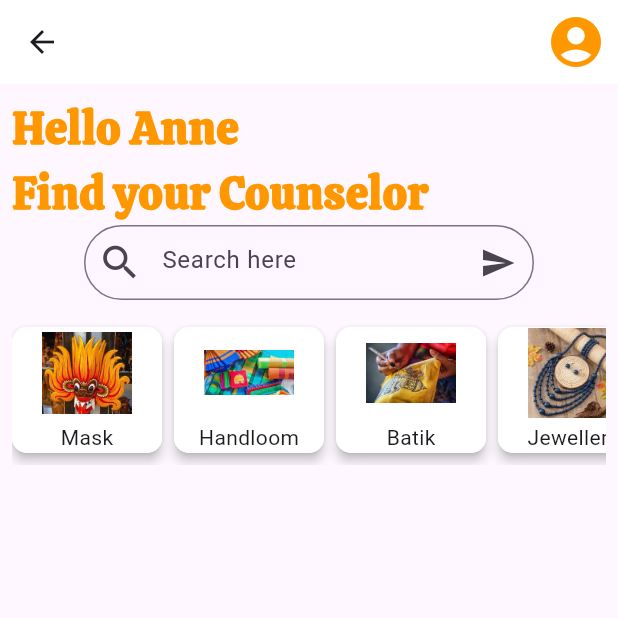
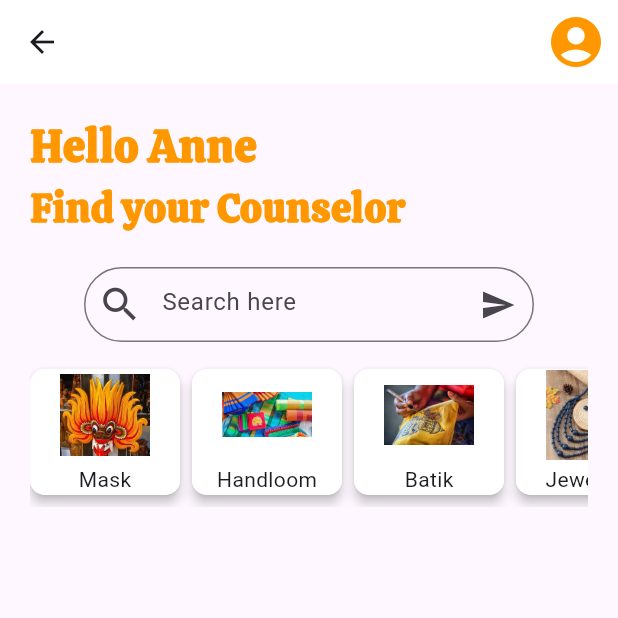
Before and after one commit to kasunipalliyaguruge/HandiChatCraft, a Flutter app: the CounselorPage screen opened directly, on a phone screen of 412 x 824 dp, the top half of it. Run offline on Flutter 3.47's test engine with Material 3 defaults, Android fonts, the phone set to English and light mode, and no system bars; our stand-ins replace calendar_date_picker2, cloud_firestore, device_preview, firebase_core, flutter_rating_bar; missing offline and left inert: emailjs; accounts and stored records are empty.

Commit message:
twenty-first commit

```diff
--- a/handichatcraft_w1985612/lib/main.dart
+++ b/handichatcraft_w1985612/lib/main.dart
@@ -33,7 +33,7 @@ class MyApp extends StatelessWidget {
       locale: DevicePreview.locale(context),
       builder: DevicePreview.appBuilder,
       debugShowCheckedModeBanner: false,
-      home: MyWidget(),
+      home: const MyWidget(),
     );
   }
 }
--- a/handichatcraft_w1985612/lib/model/booking_model.dart
+++ b/handichatcraft_w1985612/lib/model/booking_model.dart
@@ -4,6 +4,7 @@ class BookingModel {
   CounselorModel counselor;
   String userName;
   DateTime dateTime;
+  String email;
 
-  BookingModel(this.counselor, this.userName, this.dateTime);
+  BookingModel(this.counselor, this.userName, this.dateTime, this.email);
 }
--- a/handichatcraft_w1985612/lib/pages/counselor_page.dart
+++ b/handichatcraft_w1985612/lib/pages/counselor_page.dart
@@ -92,7 +92,7 @@ class _CounselorPageState extends State<CounselorPage> {
         ],
       ),
       body: Padding(
-        padding: const EdgeInsets.all(8.0),
+        padding: const EdgeInsets.all(20.0),
         child: Column(
           children: [
             const Align(
@@ -114,11 +114,12 @@ class _CounselorPageState extends State<CounselorPage> {
                 style: TextStyle(
                   color: Colors.orange,
                   fontFamily: "Calistoga",
-                  fontSize: 30,
+                  fontSize: 27,
                   fontWeight: FontWeight.bold,
                 ),
               ),
             ),
+            const SizedBox(height: 20,),
             SearchBox(
               callback: filter,
             ),
--- a/handichatcraft_w1985612/lib/widget/button_row.dart
+++ b/handichatcraft_w1985612/lib/widget/button_row.dart
@@ -77,13 +77,13 @@ class ButtonRow extends StatelessWidget {
                   index,
                 );
               },
-              child: Text(
-                  "${DateFormat('HH a').format(startTime.add(Duration(hours: index))).toString()} - ${DateFormat('HH a').format(startTime.add(Duration(hours: 1 * (index + 1)))).toString()}"),
               style: ElevatedButton.styleFrom(
                 backgroundColor: selected == index && row == active
                     ? primaryColor
                     : const Color.fromARGB(255, 231, 201, 162),
               ),
+              child: Text(
+                  "${DateFormat('HH a').format(startTime.add(Duration(hours: index))).toString()} - ${DateFormat('HH a').format(startTime.add(Duration(hours: 1 * (index + 1)))).toString()}"),
             ),
           ),
         );
--- a/handichatcraft_w1985612/lib/widget/my_card.dart
+++ b/handichatcraft_w1985612/lib/widget/my_card.dart
@@ -21,9 +21,8 @@ class MyCard extends StatelessWidget {
           subtitle: Text(counselorModel.specialize),
           trailing: const Icon(Icons.arrow_forward_ios),
           leading: CircleAvatar(
+              radius: 60,
               child: Image.asset(counselorModel.isMale ? maleUser : femaleUser),
-
-              radius: 60,
             ),
           onTap: () {
             Navigator.push(
--- a/handichatcraft_w1985612/lib/widget/time_button.dart
+++ b/handichatcraft_w1985612/lib/widget/time_button.dart
@@ -44,7 +44,7 @@ class _TimeButtonState extends State<TimeButton> {
             style: ElevatedButton.styleFrom(
               backgroundColor: selectedtime == index
                   ? const Color(0xff6750a4)
-                  : Color.fromARGB(255, 255, 237, 214),
+                  : const Color.fromARGB(255, 255, 237, 214),
               shape: RoundedRectangleBorder(
                 borderRadius: BorderRadius.circular(20), // Adjust radius
               ),
```
Also changed, not shown: handichatcraft_w1985612/lib/pages/schedule_page.dart (+6 -6 lines), handichatcraft_w1985612/lib/services/email_service.dart (+3 -9 lines), handichatcraft_w1985612/lib/widget/rating_card.dart (+5 -2 lines).
